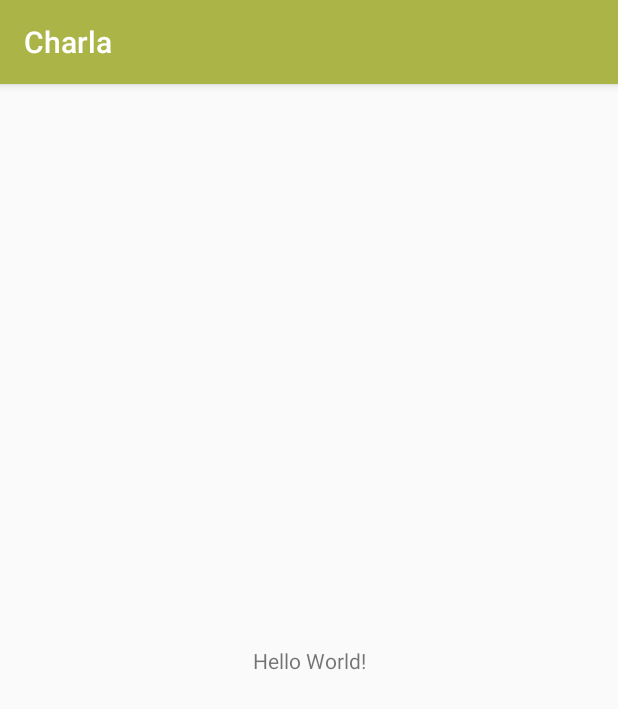
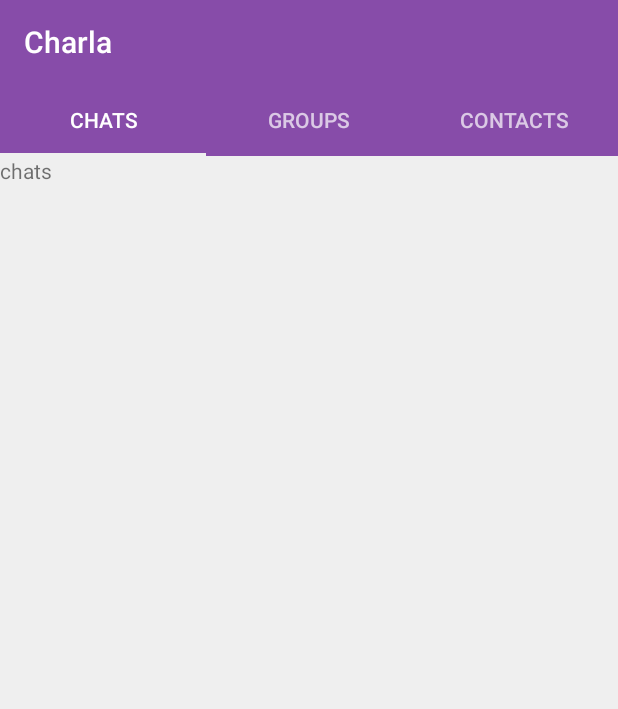
Before and after one commit to Siddharth1698/Charla, an Android app: the screen it shows after launch (MainActivity), on a phone screen of 412 x 824 dp. Shown: the top 709 px of the screen. Run offline under Robolectric (Android 15) with nearby library versions, the phone set to English and light mode, and no system bars.

Commit message:
Adding Tablayout and ViewPager

```diff
--- a/app/build.gradle
+++ b/app/build.gradle
@@ -22,13 +22,16 @@ dependencies {
     implementation fileTree(dir: 'libs', include: ['*.jar'])
     //noinspection GradleCompatible
     implementation 'com.android.support:appcompat-v7:28.0.0'
+    implementation 'com.android.support:design:28.0.0'
     implementation 'com.android.support.constraint:constraint-layout:1.1.3'
     implementation 'com.google.firebase:firebase-auth:11.8.0'
     implementation 'com.google.firebase:firebase-database:11.8.0'
     implementation 'com.google.firebase:firebase-storage:11.8.0'
+    implementation 'com.android.support:support-v4:28.0.0'
     testImplementation 'junit:junit:4.12'
     androidTestImplementation 'com.android.support.test:runner:1.0.2'
     androidTestImplementation 'com.android.support.test.espresso:espresso-core:3.0.2'
+
 }
 
 apply plugin: 'com.google.gms.google-services'
--- /dev/null
+++ b/app/src/main/java/ml/siddharthm/charla/ChatsFragment.java
@@ -0,0 +1,29 @@
+package ml.siddharthm.charla;
+
+
+import android.os.Bundle;
+import android.support.v4.app.Fragment;
+import android.view.LayoutInflater;
+import android.view.View;
+import android.view.ViewGroup;
+
+
+/**
+ * A simple {@link Fragment} subclass.
+ */
+public class ChatsFragment extends Fragment {
+
+
+    public ChatsFragment() {
+        // Required empty public constructor
+    }
+
+
+    @Override
+    public View onCreateView(LayoutInflater inflater, ViewGroup container,
+                             Bundle savedInstanceState) {
+        // Inflate the layout for this fragment
+        return inflater.inflate(R.layout.fragment_chats, container, false);
+    }
+
+}
--- /dev/null
+++ b/app/src/main/java/ml/siddharthm/charla/ContactsFragment.java
@@ -0,0 +1,29 @@
+package ml.siddharthm.charla;
+
+
+import android.os.Bundle;
+import android.support.v4.app.Fragment;
+import android.view.LayoutInflater;
+import android.view.View;
+import android.view.ViewGroup;
+
+
+/**
+ * A simple {@link Fragment} subclass.
+ */
+public class ContactsFragment extends Fragment {
+
+
+    public ContactsFragment() {
+        // Required empty public constructor
+    }
+
+
+    @Override
+    public View onCreateView(LayoutInflater inflater, ViewGroup container,
+                             Bundle savedInstanceState) {
+        // Inflate the layout for this fragment
+        return inflater.inflate(R.layout.fragment_contacts, container, false);
+    }
+
+}
--- /dev/null
+++ b/app/src/main/java/ml/siddharthm/charla/GroupsFragment.java
@@ -0,0 +1,29 @@
+package ml.siddharthm.charla;
+
+
+import android.os.Bundle;
+import android.support.v4.app.Fragment;
+import android.view.LayoutInflater;
+import android.view.View;
+import android.view.ViewGroup;
+
+
+/**
+ * A simple {@link Fragment} subclass.
+ */
+public class GroupsFragment extends Fragment {
+
+
+    public GroupsFragment() {
+        // Required empty public constructor
+    }
+
+
+    @Override
+    public View onCreateView(LayoutInflater inflater, ViewGroup container,
+                             Bundle savedInstanceState) {
+        // Inflate the layout for this fragment
+        return inflater.inflate(R.layout.fragment_groups, container, false);
+    }
+
+}
--- a/app/src/main/java/ml/siddharthm/charla/MainActivity.java
+++ b/app/src/main/java/ml/siddharthm/charla/MainActivity.java
@@ -1,13 +1,32 @@
 package ml.siddharthm.charla;
 
+import android.support.design.widget.TabLayout;
+import android.support.v4.view.ViewPager;
 import android.support.v7.app.AppCompatActivity;
 import android.os.Bundle;
+import android.support.v7.widget.Toolbar;
 
 public class MainActivity extends AppCompatActivity {
+    private Toolbar mToolbar;
+    private ViewPager myViewPager;
+    private TabLayout myTabLayout;
+    private tabsAccesorAdapter myTabsAccesorAdapter;
+
 
     @Override
     protected void onCreate(Bundle savedInstanceState) {
         super.onCreate(savedInstanceState);
         setContentView(R.layout.activity_main);
+
+        mToolbar = (Toolbar)findViewById(R.id.main_page_toolbar);
+        setSupportActionBar(mToolbar);
+        getSupportActionBar().setTitle("Charla");
+
+        myViewPager = (ViewPager)findViewById(R.id.main_tabs_pager);
+        myTabsAccesorAdapter = new tabsAccesorAdapter(getSupportFragmentManager());
+        myViewPager.setAdapter(myTabsAccesorAdapter);
+
+        myTabLayout = (TabLayout)findViewById(R.id.main_tabs);
+        myTabLayout.setupWithViewPager(myViewPager);
     }
 }
--- /dev/null
+++ b/app/src/main/java/ml/siddharthm/charla/tabsAccesorAdapter.java
@@ -0,0 +1,55 @@
+package ml.siddharthm.charla;
+
+import android.support.annotation.Nullable;
+import android.support.v4.app.Fragment;
+import android.support.v4.app.FragmentManager;
+import android.support.v4.app.FragmentPagerAdapter;
+
+public class tabsAccesorAdapter extends FragmentPagerAdapter {
+    public tabsAccesorAdapter(FragmentManager fm) {
+        super(fm);
+    }
+
+    @Override
+    public Fragment getItem(int i) {
+
+        switch (i) {
+            case 0:
+                ChatsFragment chatsFragment = new ChatsFragment();
+                return chatsFragment;
+
+            case 1:
+                GroupsFragment groupsFragment = new GroupsFragment();
+                return groupsFragment;
+
+            case 2:
+                ContactsFragment contactsFragment = new ContactsFragment();
+                return contactsFragment;
+
+            default:
+                return null;
+        }
+    }
+    @Override
+    public int getCount() {
+        return 3;
+    }
+
+    @Nullable
+    @Override
+    public CharSequence getPageTitle(int position) {
+        switch (position) {
+            case 0:
+                return "Chats";
+
+            case 1:
+                return "Groups";
+
+            case 2:
+                return "Contacts";
+
+            default:
+                return null;
+        }
+    }
+}
--- a/app/src/main/res/layout/activity_main.xml
+++ b/app/src/main/res/layout/activity_main.xml
@@ -1,18 +1,38 @@
 <?xml version="1.0" encoding="utf-8"?>
-<android.support.constraint.ConstraintLayout xmlns:android="http://schemas.android.com/apk/res/android"
+<RelativeLayout xmlns:android="http://schemas.android.com/apk/res/android"
     xmlns:app="http://schemas.android.com/apk/res-auto"
     xmlns:tools="http://schemas.android.com/tools"
     android:layout_width="match_parent"
     android:layout_height="match_parent"
     tools:context=".MainActivity">
+    <android.support.design.widget.AppBarLayout
+        android:id="@+id/appBarLayout"
+        android:layout_width="match_parent"
+        android:layout_height="wrap_content">
 
-    <TextView
-        android:layout_width="wrap_content"
-        android:layout_height="wrap_content"
-        android:text="Hello World!"
-        app:layout_constraintBottom_toBottomOf="parent"
-        app:layout_constraintLeft_toLeftOf="parent"
-        app:layout_constraintRight_toRightOf="parent"
-        app:layout_constraintTop_toTopOf="parent" />
+        <include
+            android:id="@+id/main_page_toolbar"
+            layout="@layout/app_bar_layout">
+        </include>
 
-</android.support.constraint.ConstraintLayout>
+        <android.support.design.widget.TabLayout
+            android:id="@+id/main_tabs"
+            android:layout_width="match_parent"
+            android:layout_height="wrap_content"
+            android:theme="@style/ThemeOverlay.AppCompat.Dark.ActionBar">
+
+        </android.support.design.widget.TabLayout>
+
+        <android.support.v4.view.ViewPager
+            android:layout_width="match_parent"
+            android:layout_height="wrap_content"
+            android:id="@+id/main_tabs_pager"
+            android:background="@color/colorAccent"
+            android:layout_below="@+id/appBarLayout">
+        </android.support.v4.view.ViewPager>
+
+    </android.support.design.widget.AppBarLayout>
+
+
+
+</RelativeLayout>
--- /dev/null
+++ b/app/src/main/res/layout/app_bar_layout.xml
@@ -0,0 +1,10 @@
+<?xml version="1.0" encoding="utf-8"?>
+<android.support.v7.widget.Toolbar
+    xmlns:android="http://schemas.android.com/apk/res/android"
+    android:id="@+id/main_app_bar"
+    android:background="@color/colorPrimary"
+    android:layout_width="match_parent"
+    android:layout_height="wrap_content"
+    android:theme="@style/ThemeOverlay.AppCompat.Dark.ActionBar">
+
+</android.support.v7.widget.Toolbar>
--- /dev/null
+++ b/app/src/main/res/layout/fragment_chats.xml
@@ -0,0 +1,14 @@
+<?xml version="1.0" encoding="utf-8"?>
+<RelativeLayout xmlns:android="http://schemas.android.com/apk/res/android"
+    xmlns:tools="http://schemas.android.com/tools"
+    android:layout_width="match_parent"
+    android:layout_height="match_parent"
+    tools:context=".ChatsFragment">
+
+    <!-- TODO: Update blank fragment layout -->
+    <TextView
+        android:layout_width="match_parent"
+        android:layout_height="match_parent"
+        android:text="chats" />
+
+</RelativeLayout>
--- /dev/null
+++ b/app/src/main/res/layout/fragment_contacts.xml
@@ -0,0 +1,14 @@
+<?xml version="1.0" encoding="utf-8"?>
+<RelativeLayout xmlns:android="http://schemas.android.com/apk/res/android"
+    xmlns:tools="http://schemas.android.com/tools"
+    android:layout_width="match_parent"
+    android:layout_height="match_parent"
+    tools:context=".ContactsFragment">
+
+    <!-- TODO: Update blank fragment layout -->
+    <TextView
+        android:layout_width="match_parent"
+        android:layout_height="match_parent"
+        android:text="contacts" />
+
+</RelativeLayout>
--- /dev/null
+++ b/app/src/main/res/layout/fragment_groups.xml
@@ -0,0 +1,14 @@
+<?xml version="1.0" encoding="utf-8"?>
+<RelativeLayout xmlns:android="http://schemas.android.com/apk/res/android"
+    xmlns:tools="http://schemas.android.com/tools"
+    android:layout_width="match_parent"
+    android:layout_height="match_parent"
+    tools:context=".GroupsFragment">
+
+    <!-- TODO: Update blank fragment layout -->
+    <TextView
+        android:layout_width="match_parent"
+        android:layout_height="match_parent"
+        android:text="groups" />
+
+</RelativeLayout>
--- a/app/src/main/res/values/colors.xml
+++ b/app/src/main/res/values/colors.xml
@@ -1,6 +1,6 @@
 <?xml version="1.0" encoding="utf-8"?>
 <resources>
-    <color name="colorPrimary">#abb446</color>
-    <color name="colorPrimaryDark">#afb839</color>
-    <color name="colorAccent">#7232ba</color>
+    <color name="colorPrimary">#874ca9</color>
+    <color name="colorPrimaryDark">#237c6a</color>
+    <color name="colorAccent">#efefef</color>
 </resources>
--- a/app/src/main/res/values/strings.xml
+++ b/app/src/main/res/values/strings.xml
@@ -1,3 +1,6 @@
 <resources>
     <string name="app_name">Charla</string>
+
+    <!-- TODO: Remove or change this placeholder text -->
+    <string name="hello_blank_fragment">Hello blank fragment</string>
 </resources>
--- a/app/src/main/res/values/styles.xml
+++ b/app/src/main/res/values/styles.xml
@@ -1,7 +1,7 @@
 <resources>
 
     <!-- Base application theme. -->
-    <style name="AppTheme" parent="Theme.AppCompat.Light.DarkActionBar">
+    <style name="AppTheme" parent="Theme.AppCompat.Light.NoActionBar">
         <!-- Customize your theme here. -->
         <item name="colorPrimary">@color/colorPrimary</item>
         <item name="colorPrimaryDark">@color/colorPrimaryDark</item>
```
